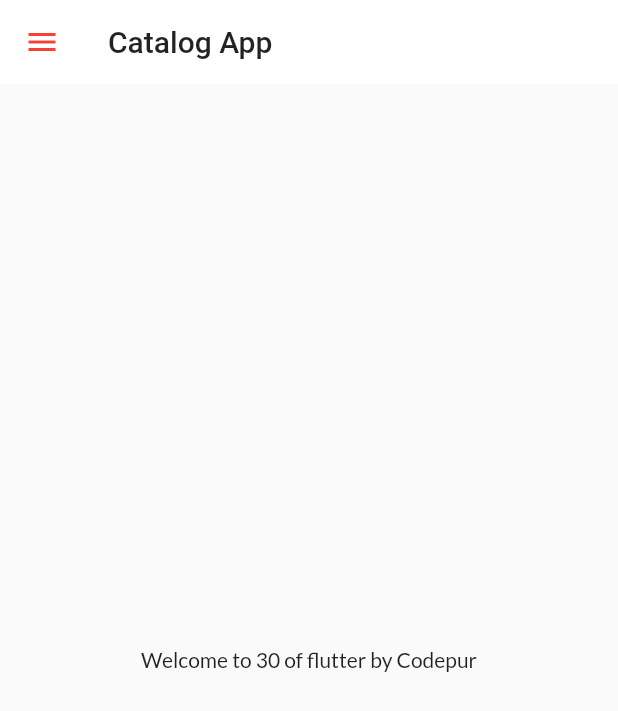
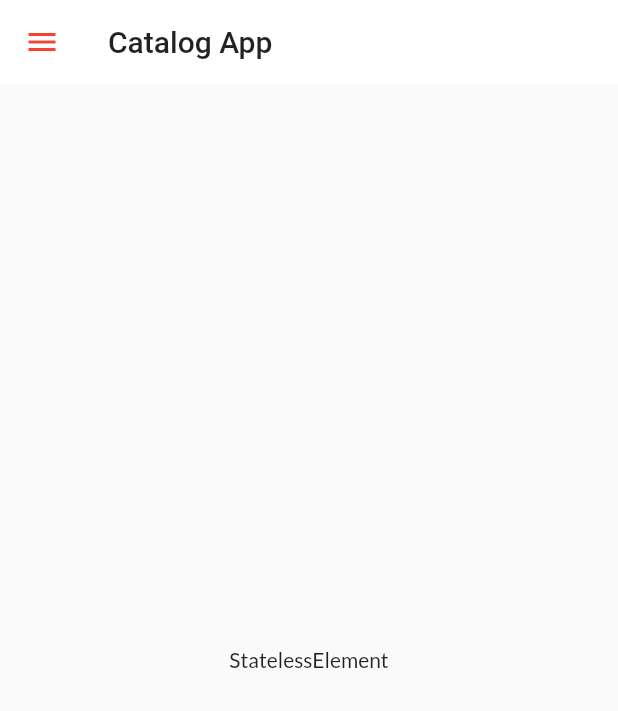
Before and after one commit to satyam-kaurav/30Days_of_Flutter, a Flutter app: the screen it shows after launch, on a phone screen of 412 x 824 dp. Shown: the top 711 px of the screen. Run offline on Flutter 3.47's test engine with Material 2 defaults, Android fonts, the phone set to English and light mode, and no system bars; our stand-ins replace google_fonts.

Commit message:
DAY11 completed

```diff
--- a/lib/pages/home_page.dart
+++ b/lib/pages/home_page.dart
@@ -15,7 +15,7 @@ class HomePage extends StatelessWidget {
       ),
       body: Center(
         child: Container(
-          child: Text("Welcome to $days of flutter by $name"),
+          child: Text(context.runtimeType.toString()),
         ),
       ),
       drawer: MyDrawer(),
```
